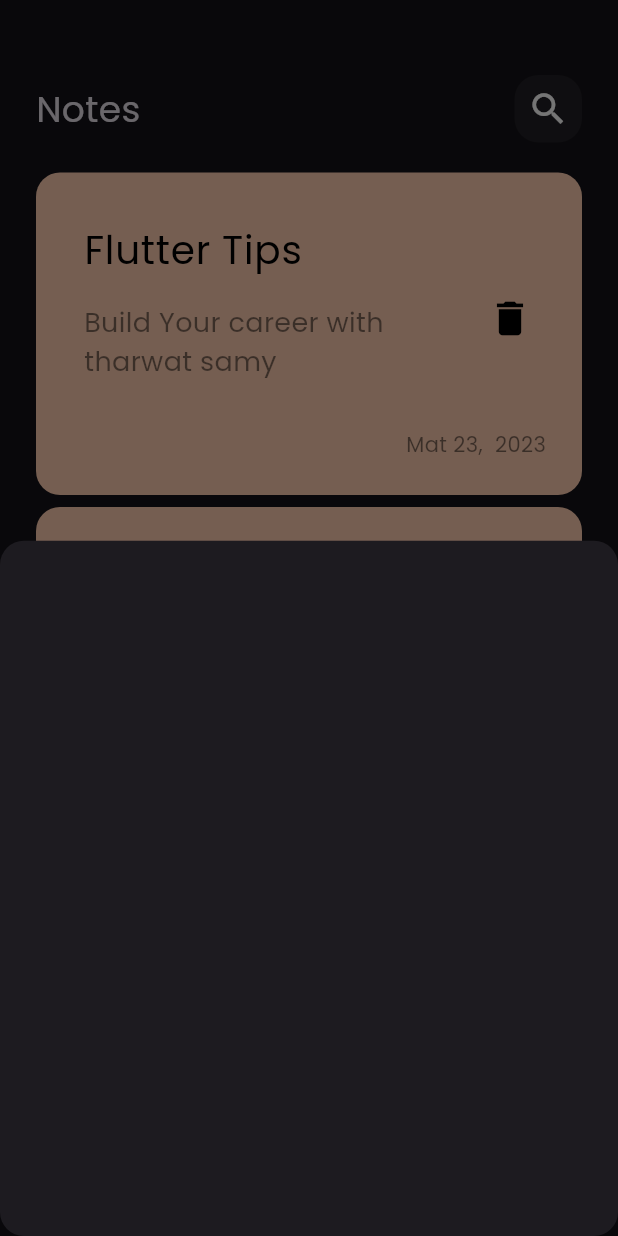
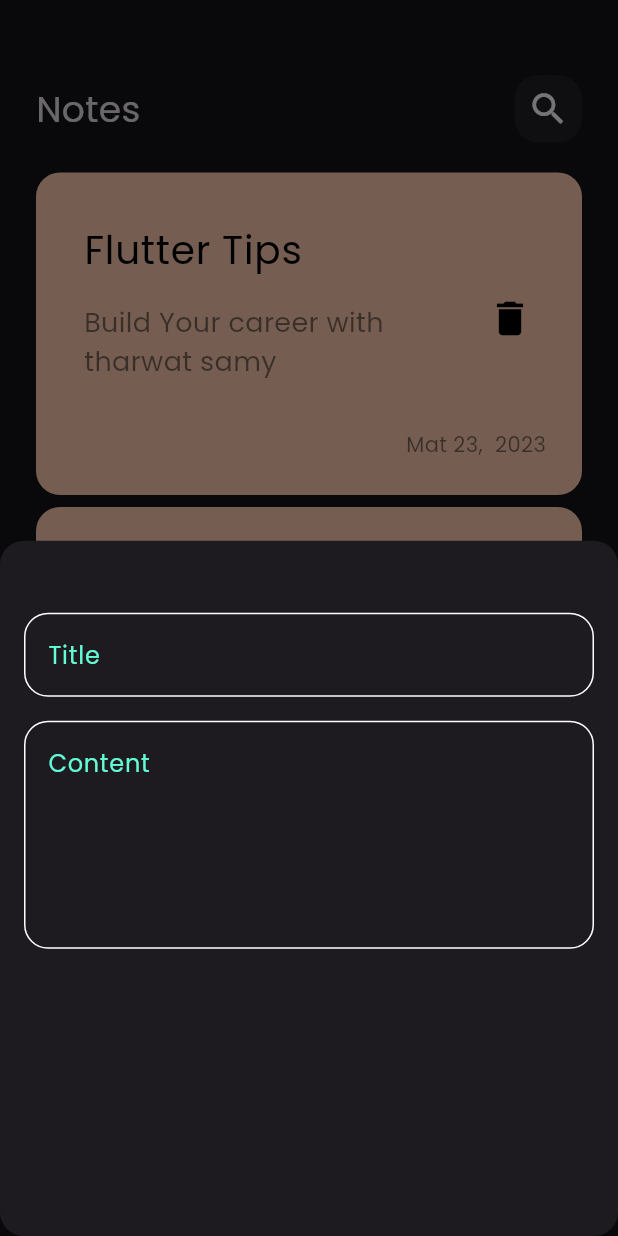
Before and after one commit to ahmedekhaled17/notes_app, a Flutter app: the screen it shows after launch, after a tap on the "add" icon, on a phone screen of 412 x 824 dp. Run offline on Flutter 3.47's test engine with Material 3 defaults, Android fonts, the phone set to English and light mode, and no system bars.

Commit message:
add field to note bottom sheet

```diff
--- a/lib/Views/notes_view.dart
+++ b/lib/Views/notes_view.dart
@@ -1,4 +1,5 @@
 import 'package:flutter/material.dart';
+import 'package:notes_app/constants.dart';
 import 'package:notes_app/widgets/add_note_bottom_sheet.dart';
 import 'package:notes_app/widgets/notes_view_body.dart';
 
@@ -9,6 +10,7 @@ class NotesView extends StatelessWidget {
   Widget build(BuildContext context) {
     return  Scaffold(
       floatingActionButton:FloatingActionButton(
+        backgroundColor: kPrimaryColor,
         onPressed: (){
           showModalBottomSheet(
               shape: RoundedRectangleBorder(
@@ -19,7 +21,9 @@ class NotesView extends StatelessWidget {
             return const AddBottomModelSheet();
           });
         },
-      child:const Icon(Icons.add),
+      child:const Icon(Icons.add,
+      color: Colors.black,
+       ),
       ),
       body:const NotesViewBody()
     );
--- a/lib/constants.dart
+++ b/lib/constants.dart
@@ -0,0 +1,2 @@
+import 'package:flutter/material.dart';
+const kPrimaryColor = Color(0XFF62FCD7);
--- a/lib/widgets/add_note_bottom_sheet.dart
+++ b/lib/widgets/add_note_bottom_sheet.dart
@@ -1,10 +1,30 @@
 import 'package:flutter/material.dart';
+import 'package:notes_app/widgets/custom_text_field.dart';
 
 class AddBottomModelSheet extends StatelessWidget {
   const AddBottomModelSheet({Key? key}) : super(key: key);
 
   @override
   Widget build(BuildContext context) {
-    return Container();
+    return  const Padding(
+      padding:  EdgeInsets.all(16),
+      child: Column(
+        children: [
+          SizedBox(
+            height: 32,
+          ),
+          CustomTextField(
+            hint: 'Title',
+          ),
+          SizedBox(
+            height: 16,
+          ),
+            CustomTextField(
+                hint:'Content',
+                maxLengthLine: 5,
+            ),
+        ],
+      ),
+    );
   }
 }
--- a/lib/widgets/custom_text_field.dart
+++ b/lib/widgets/custom_text_field.dart
@@ -0,0 +1,33 @@
+import 'package:flutter/material.dart';
+import 'package:notes_app/constants.dart';
+
+class CustomTextField extends StatelessWidget {
+  const CustomTextField({Key? key, required this.hint, this.maxLengthLine =1})
+      : super(key: key);
+ final String hint;
+ final int maxLengthLine;
+  @override
+  Widget build(BuildContext context) {
+    return TextField(
+      maxLines: maxLengthLine,
+        cursorColor: kPrimaryColor,
+        decoration: InputDecoration(
+          hintText: hint,
+          hintStyle:const TextStyle(
+              color: kPrimaryColor),
+          border: buildBorder(),
+          enabledBorder: buildBorder(),
+          focusedBorder: buildBorder (kPrimaryColor),
+        )
+    );
+  }
+
+  OutlineInputBorder buildBorder([color]) {
+    return OutlineInputBorder(
+        borderRadius: BorderRadius.circular(16
+        ),
+        borderSide: BorderSide(color: color ??Colors.white)
+
+    );
+  }
+}
```
